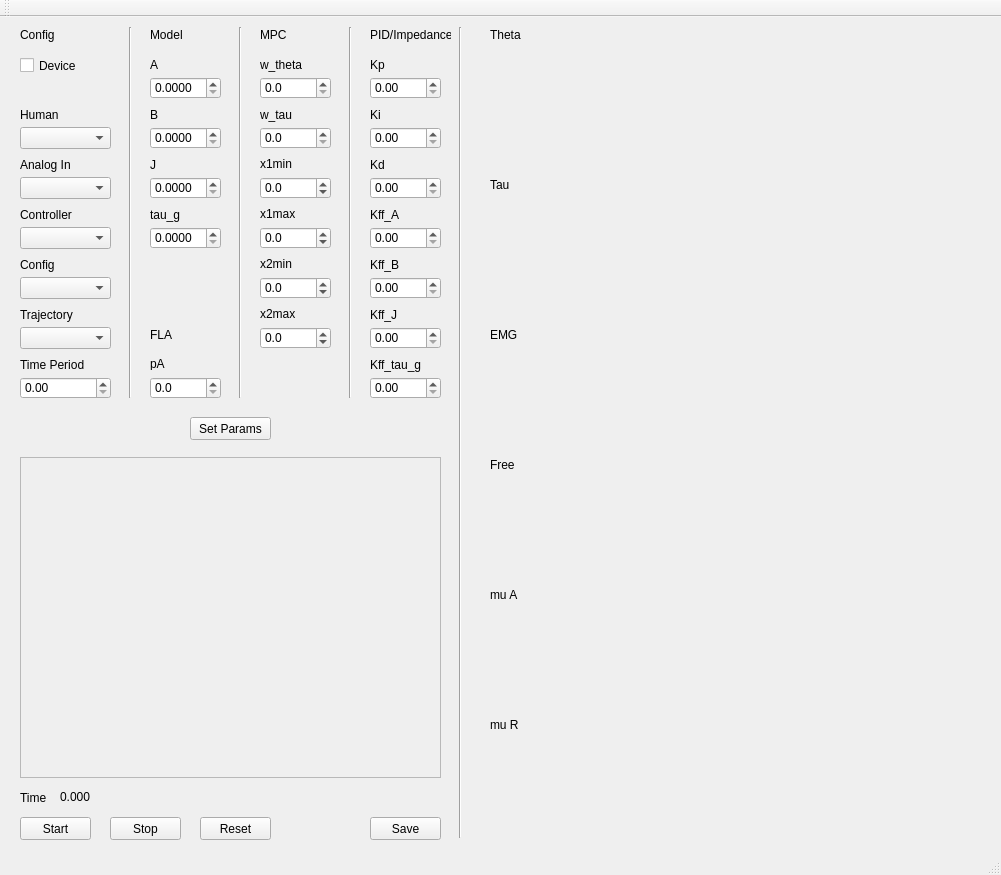
Before: the Qt Designer form GUI/GUI.ui in cic12/exo_control, drawn with Qt 5.
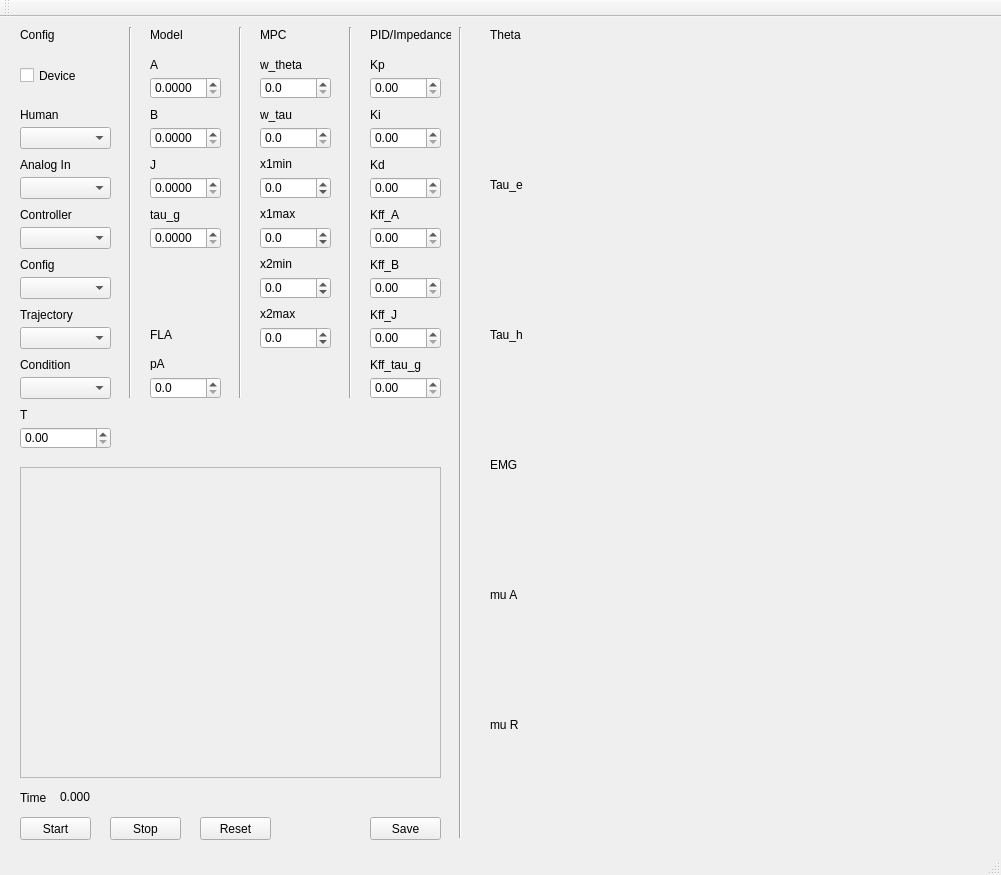
After: the same form once the commit is applied. Custom widgets are drawn as their Qt base class.

Commit message: Condition configuration functionality added.

Patch:
```diff
--- a/GUI/GUI.ui
+++ b/GUI/GUI.ui
@@ -274,19 +274,6 @@
      <string>w_tau</string>
     </property>
    </widget>
-   <widget class="QPushButton" name="btn_set_params">
-    <property name="geometry">
-     <rect>
-      <x>190</x>
-      <y>400</y>
-      <width>81</width>
-      <height>23</height>
-     </rect>
-    </property>
-    <property name="text">
-     <string>Set Params</string>
-    </property>
-   </widget>
    <widget class="QCustomPlot" name="plot2" native="true">
     <property name="enabled">
      <bool>false</bool>
@@ -375,7 +362,7 @@
      </rect>
     </property>
     <property name="text">
-     <string>Tau</string>
+     <string>Tau_e</string>
     </property>
    </widget>
    <widget class="QLabel" name="label_23">
@@ -388,7 +375,7 @@
      </rect>
     </property>
     <property name="text">
-     <string>EMG</string>
+     <string>Tau_h</string>
     </property>
    </widget>
    <widget class="QLabel" name="label_24">
@@ -401,7 +388,7 @@
      </rect>
     </property>
     <property name="text">
-     <string>Free</string>
+     <string>EMG</string>
     </property>
    </widget>
    <widget class="QLabel" name="label_25">
@@ -437,9 +424,9 @@
     <property name="geometry">
      <rect>
       <x>20</x>
-      <y>440</y>
+      <y>450</y>
       <width>421</width>
-      <height>321</height>
+      <height>311</height>
      </rect>
     </property>
     <property name="readOnly">
@@ -733,7 +720,7 @@
     <property name="geometry">
      <rect>
       <x>20</x>
-      <y>40</y>
+      <y>50</y>
       <width>70</width>
       <height>17</height>
      </rect>
@@ -1032,7 +1019,7 @@
     <property name="geometry">
      <rect>
       <x>20</x>
-      <y>360</y>
+      <y>410</y>
       <width>91</width>
       <height>22</height>
      </rect>
@@ -1045,13 +1032,13 @@
     <property name="geometry">
      <rect>
       <x>20</x>
-      <y>340</y>
+      <y>390</y>
       <width>71</width>
       <height>16</height>
      </rect>
     </property>
     <property name="text">
-     <string>Time Period</string>
+     <string>T</string>
     </property>
    </widget>
    <widget class="QDoubleSpinBox" name="pA_box">
@@ -1208,6 +1195,38 @@
      <string>Save</string>
     </property>
    </widget>
+   <widget class="QComboBox" name="condBox">
+    <property name="geometry">
+     <rect>
+      <x>20</x>
+      <y>360</y>
+      <width>91</width>
+      <height>22</height>
+     </rect>
+    </property>
+    <property name="editable">
+     <bool>false</bool>
+    </property>
+    <property name="currentText">
+     <string/>
+    </property>
+    <property name="currentIndex">
+     <number>-1</number>
+    </property>
+   </widget>
+   <widget class="QLabel" name="label_41">
+    <property name="geometry">
+     <rect>
+      <x>20</x>
+      <y>340</y>
+      <width>71</width>
+      <height>16</height>
+     </rect>
+    </property>
+    <property name="text">
+     <string>Condition</string>
+    </property>
+   </widget>
   </widget>
   <widget class="QMenuBar" name="menuBar">
    <property name="geometry">
```
Left out of the diff: 17 changed lines with no effect on the pictures. The commit also changes 8 other files.
